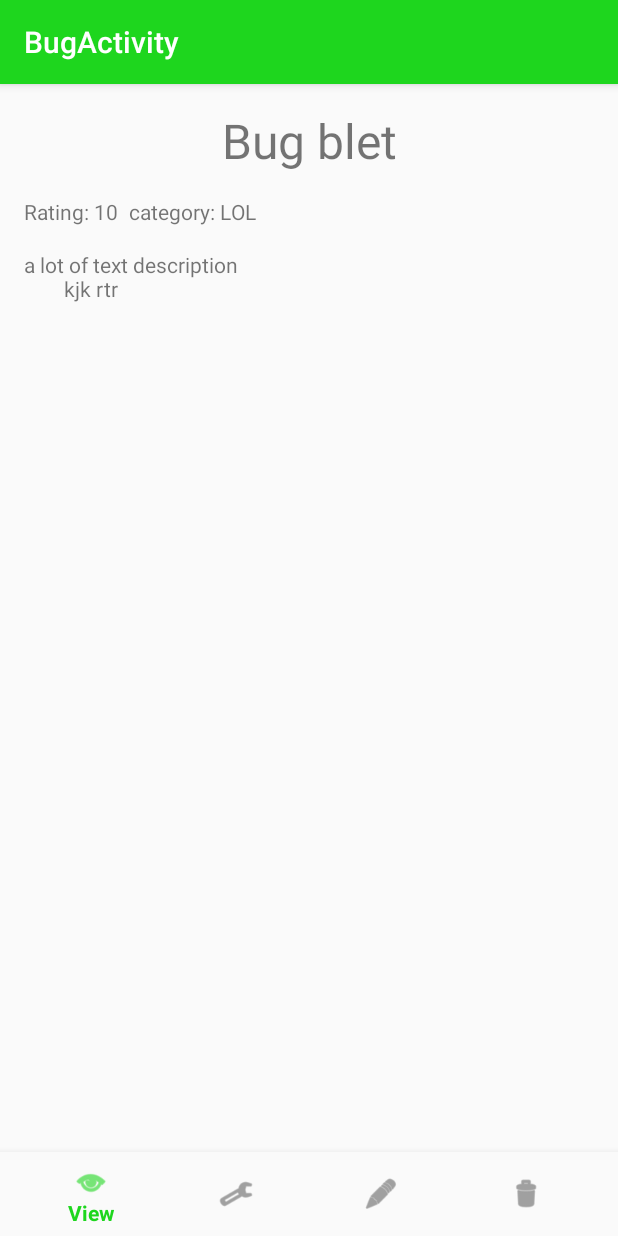
After one commit to shaiytan/IRLBugtrackerMobile, an Android app: the BugActivity screen opened directly, with no data from a screen before it, on a phone screen of 412 x 824 dp. The commit adds this screen. Run offline under Robolectric (Android 15) with nearby library versions, the phone set to English and light mode, and no system bars; 3 statements that could not run were skipped.

Commit message:
add view bug activity

```diff
--- a/app/build.gradle
+++ b/app/build.gradle
@@ -13,7 +13,7 @@ android {
         versionCode 1
         versionName "1.0"
         testInstrumentationRunner "android.support.test.runner.AndroidJUnitRunner"
-        vectorDrawables.useSupportLibrary= true
+        vectorDrawables.useSupportLibrary = true
     }
     buildTypes {
         release {
--- a/app/src/main/AndroidManifest.xml
+++ b/app/src/main/AndroidManifest.xml
@@ -18,6 +18,9 @@
                 <category android:name="android.intent.category.LAUNCHER" />
             </intent-filter>
         </activity>
+        <activity
+            android:name=".BugActivity"
+            android:label="@string/title_activity_bug"></activity>
     </application>
 
 </manifest>
--- /dev/null
+++ b/app/src/main/java/shaiytan/irlbugtracker/BugActivity.kt
@@ -0,0 +1,60 @@
+package shaiytan.irlbugtracker
+
+import android.app.Activity
+import android.content.Intent
+import android.os.Bundle
+import android.support.v7.app.AppCompatActivity
+import com.google.gson.Gson
+import kotlinx.android.synthetic.main.activity_bug.*
+import models.BugType
+import models.TheBug
+
+enum class Command {
+    FIX, EDIT, DELETE;
+}
+
+class BugActivity : AppCompatActivity() {
+    private fun setBugView(bug: TheBug) {
+        header.text = bug.name
+        rating.text = "Category: ${bug.category}    Rating:${bug.category.rating}"
+        description.text = bug.description
+    }
+
+    override fun onCreate(savedInstanceState: Bundle?) {
+        super.onCreate(savedInstanceState)
+        setContentView(R.layout.activity_bug)
+        val bug = Gson().fromJson(intent.getStringExtra("bug"), TheBug::class.java)
+        setBugView(bug)
+        val index = intent.getIntExtra("index", -1)
+        navigation.setOnNavigationItemSelectedListener { item ->
+            when (item.itemId) {
+                R.id.navigation_view -> {
+                    this display "View selected"
+                    true
+                }
+                R.id.navigation_fix -> {
+                    returnCommand(Command.FIX, index, bug.type)
+                    true
+                }
+                R.id.navigation_edit -> {
+                    returnCommand(Command.EDIT, index, bug.type)
+                    true
+                }
+                R.id.navigation_delete -> {
+                    returnCommand(Command.DELETE, index, bug.type)
+                    true
+                }
+                else -> false
+            }
+        }
+    }
+
+    private fun returnCommand(command: Command, index: Int, type: BugType) {
+        val intent = Intent()
+        intent.putExtra("index", index)
+        intent.putExtra("command", command)
+        intent.putExtra("type", type)
+        setResult(Activity.RESULT_OK, intent)
+        finish()
+    }
+}
--- a/app/src/main/java/shaiytan/irlbugtracker/MobileModel.kt
+++ b/app/src/main/java/shaiytan/irlbugtracker/MobileModel.kt
@@ -206,7 +206,7 @@ class StubModel : Model {
     override fun addBug(bug: TheBug) = 1 + (data.map(TheBug::id).max() ?: 0)
 
     override fun deleteBug(id: Int) {
-        TODO("not implemented") //To change body of created functions use File | Settings | File Templates.
+        //TODO("not implemented") //To change body of created functions use File | Settings | File Templates.
     }
 
     override fun getBugById(id: Int) = data.find { it.id == id }
@@ -214,6 +214,6 @@ class StubModel : Model {
     override fun getBugs(type: BugType) = data.filter { it.type == type }
 
     override fun updateBug(bug: TheBug) {
-        TODO("not implemented") //To change body of created functions use File | Settings | File Templates.
+        //TODO("not implemented") //To change body of created functions use File | Settings | File Templates.
     }
 }
--- /dev/null
+++ b/app/src/main/res/layout/activity_bug.xml
@@ -0,0 +1,60 @@
+<?xml version="1.0" encoding="utf-8"?>
+<android.support.constraint.ConstraintLayout xmlns:android="http://schemas.android.com/apk/res/android"
+    xmlns:app="http://schemas.android.com/apk/res-auto"
+    xmlns:tools="http://schemas.android.com/tools"
+    android:id="@+id/container"
+    android:layout_width="match_parent"
+    android:layout_height="match_parent"
+    tools:context="shaiytan.irlbugtracker.BugActivity">
+
+    <TextView
+        android:id="@+id/header"
+        android:layout_width="match_parent"
+        android:layout_height="wrap_content"
+        android:textAlignment="center"
+        android:text="Bug blet"
+        android:textSize="32sp"
+        app:layout_constraintTop_toTopOf="parent"
+        android:layout_marginBottom="@dimen/activity_vertical_margin"
+        android:layout_marginTop="@dimen/activity_vertical_margin" />
+
+    <TextView
+        android:id="@+id/rating"
+        android:layout_width="match_parent"
+        android:layout_height="wrap_content"
+        android:text="Rating: 10 \t category: LOL"
+        app:layout_constraintTop_toBottomOf="@+id/header"
+        android:layout_marginTop="@dimen/activity_vertical_margin"
+        android:layout_marginStart="@dimen/activity_horizontal_margin"
+        android:layout_marginEnd="@dimen/activity_horizontal_margin" />
+
+    <ScrollView
+        android:layout_width="match_parent"
+        android:layout_height="0dp"
+        app:layout_constraintTop_toBottomOf="@+id/rating"
+        app:layout_constraintBottom_toTopOf="@+id/navigation">
+
+        <TextView
+            android:id="@+id/description"
+            android:layout_width="match_parent"
+            android:layout_height="wrap_content"
+            android:layout_marginTop="@dimen/activity_vertical_margin"
+            android:layout_marginBottom="@dimen/activity_vertical_margin"
+            android:layout_marginStart="@dimen/activity_horizontal_margin"
+            android:layout_marginEnd="@dimen/activity_horizontal_margin"
+            android:text="a lot of text description\n\t\tkjk rtr" />
+    </ScrollView>
+
+    <android.support.design.widget.BottomNavigationView
+        android:id="@+id/navigation"
+        android:layout_width="0dp"
+        android:layout_height="wrap_content"
+        android:layout_marginEnd="0dp"
+        android:layout_marginStart="0dp"
+        android:background="?android:attr/windowBackground"
+        app:layout_constraintBottom_toBottomOf="parent"
+        app:layout_constraintLeft_toLeftOf="parent"
+        app:layout_constraintRight_toRightOf="parent"
+        app:menu="@menu/bugmenu" />
+
+</android.support.constraint.ConstraintLayout>
--- /dev/null
+++ b/app/src/main/res/menu/bugmenu.xml
@@ -0,0 +1,22 @@
+<?xml version="1.0" encoding="utf-8"?>
+<menu xmlns:tools="http://schemas.android.com/tools"
+    xmlns:android="http://schemas.android.com/apk/res/android">
+    <item
+        android:id="@+id/navigation_view"
+        android:icon="@android:drawable/ic_menu_view"
+        android:title="@string/title_view" />
+    <item
+        android:id="@+id/navigation_fix"
+        android:icon="@android:drawable/ic_menu_manage"
+        android:title="@string/title_fix" />
+
+    <item
+        android:id="@+id/navigation_edit"
+        android:icon="@android:drawable/ic_menu_edit"
+        android:title="@string/title_edit" />
+
+    <item
+        android:id="@+id/navigation_delete"
+        android:icon="@android:drawable/ic_menu_delete"
+        android:title="@string/title_delete" />
+</menu>
--- a/app/src/main/res/values/strings.xml
+++ b/app/src/main/res/values/strings.xml
@@ -3,4 +3,12 @@
     <string name="title_bugs">Bugs</string>
     <string name="title_improvements">Improvements</string>
     <string name="title_ideas">Ideas</string>
+    <string name="title_activity_bug">BugActivity</string>
+    <string name="title_home">Home</string>
+    <string name="title_dashboard">Dashboard</string>
+    <string name="title_notifications">Notifications</string>
+    <string name="title_fix">Fix</string>
+    <string name="title_edit">Edit</string>
+    <string name="title_delete">Delete</string>
+    <string name="title_view">View</string>
 </resources>
```
Also changed, not shown: app/src/main/java/shaiytan/irlbugtracker/MainActivity.kt (+55 -23 lines).
